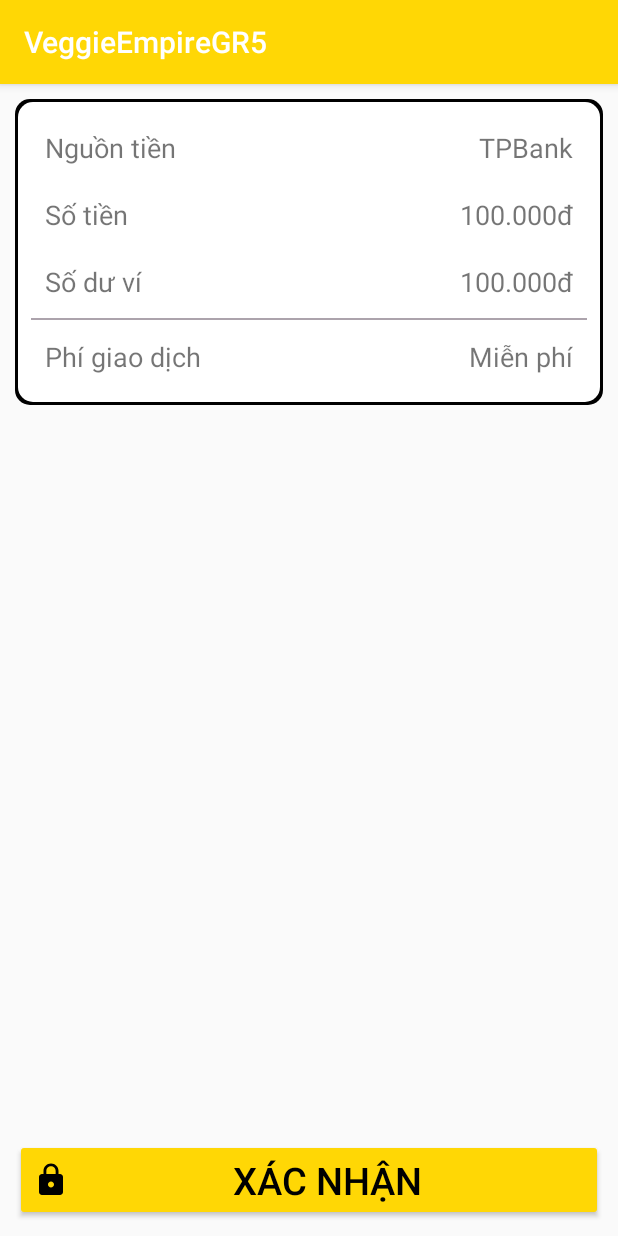
After one commit to thuynt0201/VeggieEmpireGR5, an Android app: the XacNhanNapTienActivity screen opened directly, with no data from a screen before it, on a phone screen of 412 x 824 dp. The commit adds this screen. Run offline under Robolectric (Android 15) with nearby library versions, the phone set to English and light mode, and no system bars; libraries missing offline, so code that uses them is left out: me.relex.circleindicator.

Commit message:
Nguyên thêm

```diff
--- /dev/null
+++ b/app/src/main/java/com/project/veggieempiregr5/XacNhanNapTienActivity.java
@@ -0,0 +1,34 @@
+package com.project.veggieempiregr5;
+
+import androidx.appcompat.app.AppCompatActivity;
+
+import android.os.Bundle;
+import android.widget.TextView;
+
+import com.project.models.Bank;
+import com.project.models.BankConnected;
+
+public class XacNhanNapTienActivity extends AppCompatActivity {
+
+    @Override
+    protected void onCreate(Bundle savedInstanceState) {
+        super.onCreate(savedInstanceState);
+        setContentView(R.layout.activity_xac_nhan_nap_tien);
+
+        Bundle bundle = getIntent().getExtras();
+        if (bundle == null){
+            return;
+        }
+
+        BankConnected bank = (BankConnected) bundle.get("banklist_name");
+        TextView txtBankName = findViewById(R.id.txt_NguonTienNap);
+        txtBankName.setText(bank.getBankName());
+
+        TextView txtTienNap = findViewById(R.id.txt_SoTienNap);
+        txtBankName.setText(bank.getBankTienNap().toString());
+
+        TextView txtSoDu = findViewById(R.id.txt_SoDuVi);
+        txtBankName.setText(bank.getBankSoDu().toString());
+
+    }
+}
--- /dev/null
+++ b/app/src/main/res/drawable/ic_baseline_album_24.xml
@@ -0,0 +1,5 @@
+<vector android:height="24dp" android:tint="#000000"
+    android:viewportHeight="24" android:viewportWidth="24"
+    android:width="24dp" xmlns:android="http://schemas.android.com/apk/res/android">
+    <path android:fillColor="@android:color/white" android:pathData="M12,2C6.48,2 2,6.48 2,12s4.48,10 10,10 10,-4.48 10,-10S17.52,2 12,2zM12,16.5c-2.49,0 -4.5,-2.01 -4.5,-4.5S9.51,7.5 12,7.5s4.5,2.01 4.5,4.5 -2.01,4.5 -4.5,4.5zM12,11c-0.55,0 -1,0.45 -1,1s0.45,1 1,1 1,-0.45 1,-1 -0.45,-1 -1,-1z"/>
+</vector>
--- /dev/null
+++ b/app/src/main/res/layout/activity_xac_nhan_nap_tien.xml
@@ -0,0 +1,106 @@
+<?xml version="1.0" encoding="utf-8"?>
+<LinearLayout xmlns:android="http://schemas.android.com/apk/res/android"
+    xmlns:app="http://schemas.android.com/apk/res-auto"
+    xmlns:tools="http://schemas.android.com/tools"
+    android:layout_width="match_parent"
+    android:layout_height="match_parent"
+    tools:context=".XacNhanNapTienActivity"
+    android:orientation="vertical">
+
+    <LinearLayout
+        android:layout_width="match_parent"
+        android:layout_height="wrap_content"
+        android:orientation="vertical"
+        android:padding="10dp"
+        android:background="@drawable/border"
+        android:layout_margin="10dp">
+        <LinearLayout
+            android:layout_width="match_parent"
+            android:layout_height="wrap_content"
+            android:padding="10dp">
+            <TextView
+                android:layout_width="wrap_content"
+                android:layout_height="wrap_content"
+                android:text="Nguồn tiền"
+                android:textSize="18sp"/>
+            <TextView
+                android:id="@+id/txt_NguonTienNap"
+                android:layout_width="match_parent"
+                android:layout_height="wrap_content"
+                android:text="TPBank"
+                android:textSize="18sp"
+                android:gravity="end"/>
+        </LinearLayout>
+        <LinearLayout
+            android:layout_width="match_parent"
+            android:layout_height="wrap_content"
+            android:padding="10dp">
+            <TextView
+                android:layout_width="wrap_content"
+                android:layout_height="wrap_content"
+                android:text="Số tiền"
+                android:textSize="18sp"/>
+            <TextView
+                android:id="@+id/txt_SoTienNap"
+                android:layout_width="match_parent"
+                android:layout_height="wrap_content"
+                android:text="100.000đ"
+                android:textSize="18sp"
+                android:gravity="end"/>
+        </LinearLayout>
+        <LinearLayout
+            android:layout_width="match_parent"
+            android:layout_height="wrap_content"
+            android:padding="10dp">
+            <TextView
+                android:layout_width="wrap_content"
+                android:layout_height="wrap_content"
+                android:text="Số dư ví"
+                android:textSize="18sp"/>
+            <TextView
+                android:id="@+id/txt_SoDuVi"
+                android:layout_width="match_parent"
+                android:layout_height="wrap_content"
+                android:text="100.000đ"
+                android:textSize="18sp"
+                android:gravity="end"/>
+        </LinearLayout>
+        <ImageView
+            android:layout_width="match_parent"
+            android:layout_height="5dp"
+            android:src="@drawable/duongngang"
+            android:layerType="software" />
+        <LinearLayout
+            android:layout_width="match_parent"
+            android:layout_height="wrap_content"
+            android:padding="10dp">
+            <TextView
+                android:layout_width="wrap_content"
+                android:layout_height="wrap_content"
+                android:text="Phí giao dịch"
+                android:textSize="18sp"/>
+            <TextView
+                android:layout_width="match_parent"
+                android:layout_height="wrap_content"
+                android:text="Miễn phí"
+                android:textSize="18sp"
+                android:gravity="end"/>
+        </LinearLayout>
+    </LinearLayout>
+    <LinearLayout
+        android:layout_width="match_parent"
+        android:layout_height="match_parent"
+        android:padding="10dp">
+        <Button
+            android:id="@+id/btn_XacNhanNap"
+            android:layout_width="match_parent"
+            android:layout_height="wrap_content"
+            android:text="XÁC NHẬN"
+            android:layout_gravity="bottom"
+            android:backgroundTint="#FFD705"
+            android:textColor="#000000"
+            android:textSize="25sp"
+            android:drawableLeft="@drawable/ic_baseline_lock_24"/>
+    </LinearLayout>
+
+</LinearLayout>
```
Also changed, not shown: app/src/main/AndroidManifest.xml (+7 -0 lines), app/src/main/java/com/project/adapters/BankConnectedAdapter.java (+23 -1 lines), app/src/main/java/com/project/models/BankConnected.java (added, +41 -0 lines), app/src/main/java/com/project/veggieempiregr5/NapTienActivity.java (+20 -0 lines), app/src/main/res/layout/activity_nap_tien.xml (+9 -3 lines), app/src/main/res/layout/item_bank.xml (+14 -3 lines).
